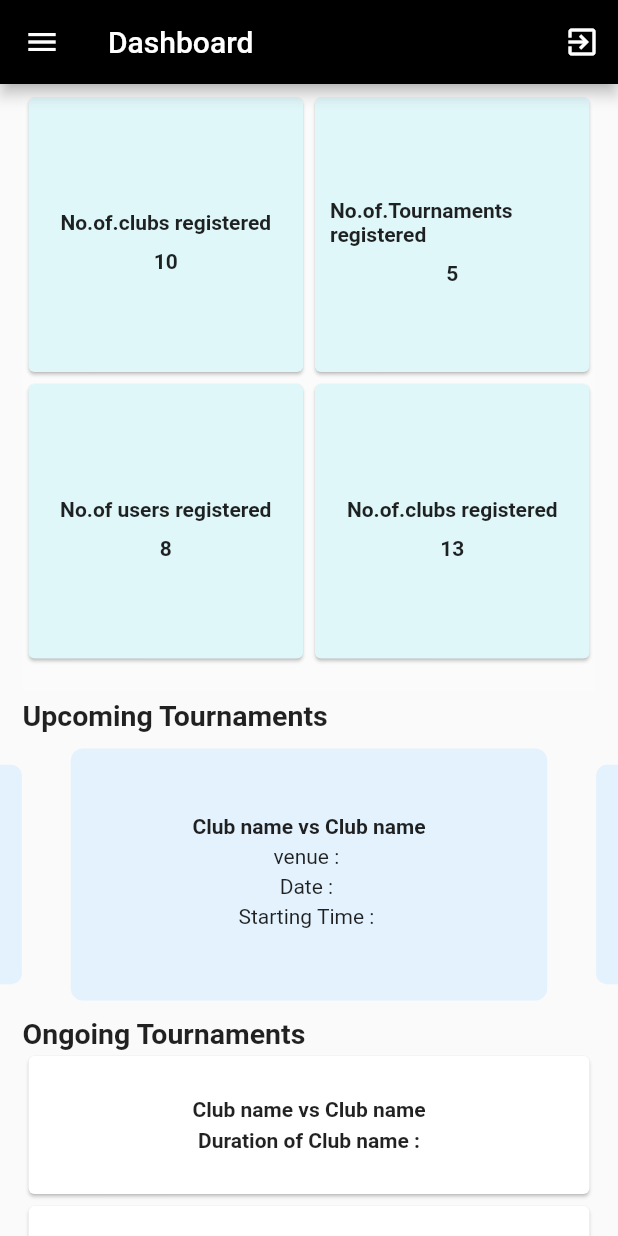
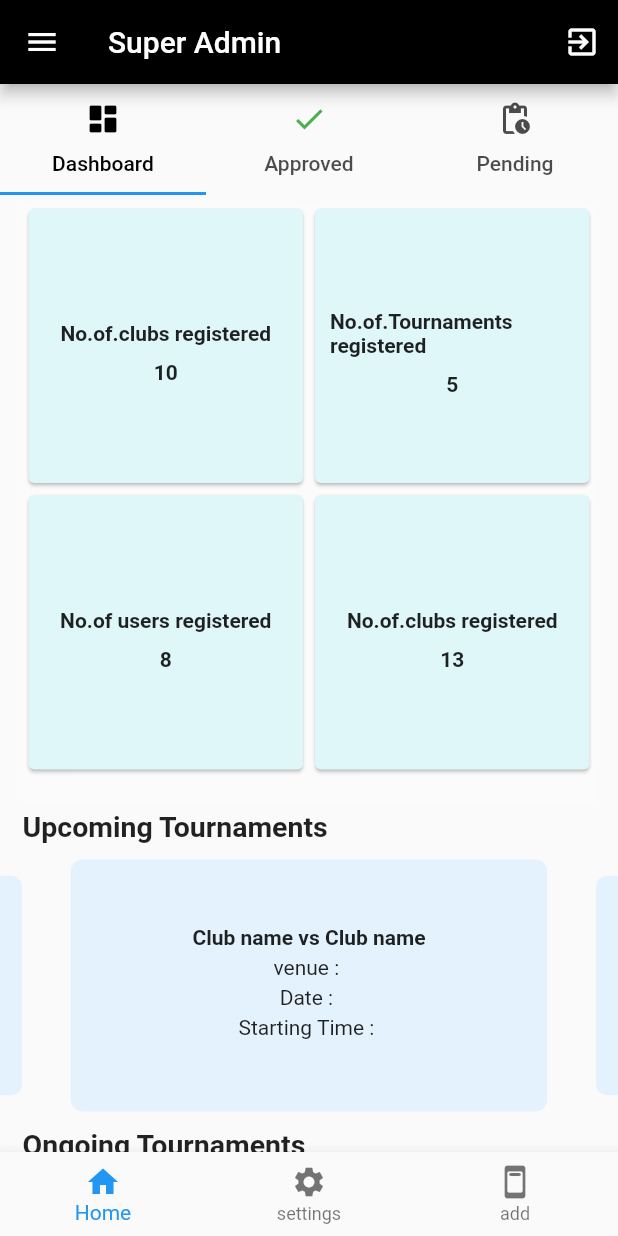
Before and after one commit to fliersclub/FliersClub, a Flutter app: the AdminDashboard screen opened directly, on a phone screen of 412 x 824 dp. Run offline on Flutter 3.47's test engine with Material 2 defaults, Android fonts, the phone set to English and light mode, and no system bars; drawn by our look-alikes of carousel_slider; our stand-ins replace cloud_firestore, firebase_auth, firebase_core, stop_watch_timer; accounts and stored records are empty.

Commit message:
tab bar and nav bar added in super admin module

```diff
--- /dev/null
+++ b/lib/screens/Admin_Screens/add_screen.dart
@@ -0,0 +1,14 @@
+import 'package:flutter/material.dart';
+import 'package:flutter/src/widgets/container.dart';
+import 'package:flutter/src/widgets/framework.dart';
+
+class AddScreen extends StatelessWidget {
+  const AddScreen({super.key});
+
+  @override
+  Widget build(BuildContext context) {
+    return Scaffold(
+      body: Center(child: Text('Settings Page')),
+    );
+  }
+}
--- /dev/null
+++ b/lib/screens/Admin_Screens/admin_dashboard_screen.dart
@@ -0,0 +1,104 @@
+import 'package:carousel_slider/carousel_slider.dart';
+import 'package:firebase_auth/firebase_auth.dart';
+import 'package:firebase_core/firebase_core.dart';
+import 'package:fliersclub/screens/Admin_Screens/add_screen.dart';
+import 'package:fliersclub/screens/Admin_Screens/adminhome_screen.dart';
+import 'package:fliersclub/screens/Admin_Screens/approved_screen.dart';
+import 'package:fliersclub/screens/Admin_Screens/pending_screen.dart';
+import 'package:fliersclub/screens/landing_screen.dart';
+import 'package:fliersclub/screens/usersettings_screen.dart';
+import 'package:fliersclub/widgets/dashboard_card.dart';
+import 'package:flutter/material.dart';
+import 'package:flutter/src/widgets/container.dart';
+import 'package:flutter/src/widgets/framework.dart';
+
+class AdminDashboard extends StatefulWidget {
+  const AdminDashboard({super.key});
+
+  @override
+  State<AdminDashboard> createState() => _AdminDashboardState();
+}
+
+class _AdminDashboardState extends State<AdminDashboard> {
+  FirebaseAuth _auth = FirebaseAuth.instance;
+  int _selectedIndex = 0;
+  List _pages = [AdminHome(), SettingScreen(), AddScreen()];
+  @override
+  Widget build(BuildContext context) {
+    return Scaffold(
+      drawer: Drawer(
+          child: ListView(
+        children: [
+          Container(
+              color: Colors.black,
+              height: 250,
+              child: Column(
+                mainAxisAlignment: MainAxisAlignment.center,
+                children: const [
+                  Center(
+                    child: CircleAvatar(
+                      radius: 50,
+                      backgroundColor: Colors.white,
+                    ),
+                  ),
+                  SizedBox(
+                    height: 8,
+                  ),
+                  Text(
+                    'Super Admin',
+                    style: TextStyle(color: Colors.white),
+                  )
+                ],
+              )),
+          const ListTile(
+            title:
+                Text('Settings', style: TextStyle(fontWeight: FontWeight.bold)),
+          ),
+          Divider(),
+          ListTile(
+            title: Text('ClubUser Management',
+                style: TextStyle(fontWeight: FontWeight.bold)),
+          ),
+          Divider(),
+        ],
+      )),
+      appBar: AppBar(
+        actions: [
+          IconButton(
+              onPressed: () {
+                _auth.signOut();
+                Navigator.of(context).pushAndRemoveUntil(
+                    MaterialPageRoute(builder: (context) => LandingScreen()),
+                    (Route<dynamic> route) => false);
+              },
+              icon: Icon(Icons.exit_to_app))
+        ],
+        title: Text('Super Admin'),
+        backgroundColor: Colors.black,
+      ),
+      body: _pages[_selectedIndex],
+      bottomNavigationBar: BottomNavigationBar(
+          onTap: (value) {
+            setState(() {
+              _selectedIndex = value;
+            });
+          },
+          currentIndex: _selectedIndex,
+          items: [
+            BottomNavigationBarItem(
+                icon: Icon(
+                  Icons.home,
+                ),
+                label: 'Home'),
+            BottomNavigationBarItem(
+                icon: Icon(Icons.settings), label: 'settings'),
+            BottomNavigationBarItem(
+              icon: Icon(
+                Icons.ad_units_rounded,
+              ),
+              label: 'add',
+            )
+          ]),
+    );
+  }
+}
--- /dev/null
+++ b/lib/screens/Admin_Screens/adminhome_screen.dart
@@ -0,0 +1,45 @@
+import 'package:carousel_slider/carousel_slider.dart';
+import 'package:fliersclub/screens/Admin_Screens/approved_screen.dart';
+import 'package:fliersclub/screens/Admin_Screens/dash_screen.dart';
+import 'package:fliersclub/screens/Admin_Screens/pending_screen.dart';
+import 'package:fliersclub/widgets/dashboard_card.dart';
+import 'package:flutter/src/widgets/container.dart';
+import 'package:flutter/src/widgets/framework.dart';
+import 'package:flutter/material.dart';
+
+class AdminHome extends StatefulWidget {
+  const AdminHome({super.key});
+
+  @override
+  State<AdminHome> createState() => _AdminHomeState();
+}
+
+class _AdminHomeState extends State<AdminHome> {
+  @override
+  Widget build(BuildContext context) {
+    return DefaultTabController(
+      length: 3,
+      child: Scaffold(
+          appBar: TabBar(labelColor: Colors.black, tabs: [
+            Tab(
+              icon: Icon(Icons.dashboard_rounded),
+              text: 'Dashboard',
+            ),
+            Tab(
+              text: 'Approved',
+              icon: Icon(
+                Icons.check,
+                color: Colors.green,
+              ),
+            ),
+            Tab(
+              icon: Icon(Icons.pending_actions_outlined),
+              text: 'Pending',
+            )
+          ]),
+          body: TabBarView(
+            children: [DashScreen(), ApprovedScreen(), PendingScreen()],
+          )),
+    );
+  }
+}
--- /dev/null
+++ b/lib/screens/Admin_Screens/approved_screen.dart
@@ -0,0 +1,22 @@
+import 'package:flutter/material.dart';
+import 'package:flutter/src/widgets/container.dart';
+import 'package:flutter/src/widgets/framework.dart';
+
+class ApprovedScreen extends StatefulWidget {
+  const ApprovedScreen({super.key});
+
+  @override
+  State<ApprovedScreen> createState() => _ApprovedScreenState();
+}
+
+class _ApprovedScreenState extends State<ApprovedScreen> {
+  @override
+  Widget build(BuildContext context) {
+    return Scaffold(
+      body: Center(
+          child: Text(
+        'APPROVED CLUBS',
+      )),
+    );
+  }
+}
--- /dev/null
+++ b/lib/screens/Admin_Screens/dash_screen.dart
@@ -0,0 +1,142 @@
+import 'package:carousel_slider/carousel_slider.dart';
+import 'package:fliersclub/widgets/dashboard_card.dart';
+import 'package:flutter/material.dart';
+import 'package:flutter/src/widgets/container.dart';
+import 'package:flutter/src/widgets/framework.dart';
+
+class DashScreen extends StatefulWidget {
+  const DashScreen({super.key});
+
+  @override
+  State<DashScreen> createState() => _DashScreenState();
+}
+
+class _DashScreenState extends State<DashScreen> {
+  @override
+  Widget build(BuildContext context) {
+    return ListView(
+      children: [
+        Column(children: [
+          Padding(
+            padding: const EdgeInsets.symmetric(horizontal: 15, vertical: 5),
+            child: Container(
+              width: double.infinity,
+              color: Colors.white12,
+              height: 400,
+              child: GridView.count(
+                crossAxisCount: 2,
+                children: [
+                  DashboardCard(title: 'No.of.clubs registered', count: '10'),
+                  DashboardCard(
+                      title: 'No.of.Tournaments registered', count: '5'),
+                  DashboardCard(title: 'No.of users registered', count: '8'),
+                  DashboardCard(title: 'No.of.clubs registered', count: '13'),
+                ],
+              ),
+            ),
+          )
+        ]),
+        Container(
+          padding: EdgeInsets.symmetric(horizontal: 15),
+          child: Text(
+            'Upcoming Tournaments',
+            style: TextStyle(fontWeight: FontWeight.bold, fontSize: 19),
+          ),
+        ),
+        Padding(
+          padding: const EdgeInsets.symmetric(vertical: 5),
+          child: CarouselSlider(
+            items: [
+              Container(
+                width: double.infinity,
+                child: Column(
+                    mainAxisAlignment: MainAxisAlignment.center,
+                    children: [
+                      Text(
+                        'Club name vs Club name',
+                        style: TextStyle(fontWeight: FontWeight.bold),
+                      ),
+                      SizedBox(
+                        height: 4,
+                      ),
+                      Text('venue : '),
+                      SizedBox(
+                        height: 4,
+                      ),
+                      Text('Date : '),
+                      SizedBox(
+                        height: 4,
+                      ),
+                      Text('Starting Time : '),
+                      SizedBox(
+                        height: 4,
+                      ),
+                    ]),
+                margin: EdgeInsets.all(6.0),
+                decoration: BoxDecoration(
+                  color: Colors.blue[50],
+                  borderRadius: BorderRadius.circular(8.0),
+                ),
+              ),
+            ],
+            options: CarouselOptions(
+              viewportFraction: 0.8,
+              enableInfiniteScroll: true,
+              height: 180.0,
+              enlargeCenterPage: true,
+              autoPlay: true,
+              aspectRatio: 16 / 9,
+            ),
+          ),
+        ),
+        Container(
+          padding: EdgeInsets.symmetric(horizontal: 15),
+          child: Text(
+            'Ongoing Tournaments',
+            style: TextStyle(fontWeight: FontWeight.bold, fontSize: 19),
+          ),
+        ),
+        Container(
+            height: 100,
+            padding: EdgeInsets.symmetric(horizontal: 15),
+            child: Card(
+              child: Column(
+                  mainAxisAlignment: MainAxisAlignment.center,
+                  children: [
+                    Text(
+                      'Club name vs Club name',
+                      style: TextStyle(fontWeight: FontWeight.bold),
+                    ),
+                    SizedBox(
+                      height: 5,
+                    ),
+                    Text(
+                      'Duration of Club name :',
+                      style: TextStyle(fontWeight: FontWeight.bold),
+                    ),
+                  ]),
+            )),
+        Container(
+            height: 100,
+            padding: EdgeInsets.symmetric(horizontal: 15),
+            child: Card(
+              child: Column(
+                  mainAxisAlignment: MainAxisAlignment.center,
+                  children: [
+                    Text(
+                      'Club name vs Club name',
+                      style: TextStyle(fontWeight: FontWeight.bold),
+                    ),
+                    SizedBox(
+                      height: 5,
+                    ),
+                    Text(
+                      'Duration of Club name :',
+                      style: TextStyle(fontWeight: FontWeight.bold),
+                    ),
+                  ]),
+            )),
+      ],
+    );
+  }
+}
--- /dev/null
+++ b/lib/screens/Admin_Screens/pending_screen.dart
@@ -0,0 +1,19 @@
+import 'package:flutter/material.dart';
+import 'package:flutter/src/widgets/container.dart';
+import 'package:flutter/src/widgets/framework.dart';
+
+class PendingScreen extends StatefulWidget {
+  const PendingScreen({super.key});
+
+  @override
+  State<PendingScreen> createState() => _PendingScreenState();
+}
+
+class _PendingScreenState extends State<PendingScreen> {
+  @override
+  Widget build(BuildContext context) {
+    return Scaffold(
+      body: Center(child: Text('PENDING CLUBS')),
+    );
+  }
+}
--- /dev/null
+++ b/lib/screens/Admin_Screens/settings_screen.dart
@@ -0,0 +1,14 @@
+import 'package:flutter/material.dart';
+import 'package:flutter/src/widgets/container.dart';
+import 'package:flutter/src/widgets/framework.dart';
+
+class SettingsScreen extends StatelessWidget {
+  const SettingsScreen({super.key});
+
+  @override
+  Widget build(BuildContext context) {
+    return Scaffold(
+      body: Center(child: Text('Settings Page')),
+    );
+  }
+}
--- a/lib/screens/admin_dashboard_screen.dart
+++ /dev/null
@@ -1,198 +0,0 @@
-import 'package:carousel_slider/carousel_slider.dart';
-import 'package:firebase_auth/firebase_auth.dart';
-import 'package:firebase_core/firebase_core.dart';
-import 'package:fliersclub/screens/landing_screen.dart';
-import 'package:fliersclub/widgets/dashboard_card.dart';
-import 'package:flutter/material.dart';
-import 'package:flutter/src/widgets/container.dart';
-import 'package:flutter/src/widgets/framework.dart';
-
-class AdminDashboard extends StatefulWidget {
-  const AdminDashboard({super.key});
-
-  @override
-  State<AdminDashboard> createState() => _AdminDashboardState();
-}
-
-class _AdminDashboardState extends State<AdminDashboard> {
-  FirebaseAuth _auth = FirebaseAuth.instance;
-  @override
-  Widget build(BuildContext context) {
-    return Scaffold(
-      drawer: Drawer(
-          child: ListView(
-        children: [
-          Container(
-              color: Colors.black,
-              height: 250,
-              child: Column(
-                mainAxisAlignment: MainAxisAlignment.center,
-                children: [
-                  Center(
-                    child: CircleAvatar(
-                      radius: 50,
-                      backgroundColor: Colors.white,
-                    ),
-                  ),
-                  SizedBox(
-                    height: 8,
-                  ),
-                  Text(
-                    'Super Admin',
-                    style: TextStyle(color: Colors.white),
-                  )
-                ],
-              )),
-          ListTile(
-            title:
-                Text('Settings', style: TextStyle(fontWeight: FontWeight.bold)),
-          ),
-          Divider(),
-          ListTile(
-            title: Text('ClubUser Management',
-                style: TextStyle(fontWeight: FontWeight.bold)),
-          ),
-          Divider(),
-        ],
-      )),
-      appBar: AppBar(
-        actions: [
-          IconButton(
-              onPressed: () {
-                _auth.signOut();
-                Navigator.of(context).pushAndRemoveUntil(
-                    MaterialPageRoute(builder: (context) => LandingScreen()),
-                    (Route<dynamic> route) => false);
-              },
-              icon: Icon(Icons.exit_to_app))
-        ],
-        title: Text('Dashboard'),
-        backgroundColor: Colors.black,
-      ),
-      body: ListView(
-        children: [
-          Column(children: [
-            Padding(
-              padding: const EdgeInsets.symmetric(horizontal: 15, vertical: 5),
-              child: Container(
-                width: double.infinity,
-                color: Colors.white12,
-                height: 400,
-                child: GridView.count(
-                  crossAxisCount: 2,
-                  children: [
-                    DashboardCard(title: 'No.of.clubs registered', count: '10'),
-                    DashboardCard(
-                        title: 'No.of.Tournaments registered', count: '5'),
-                    DashboardCard(title: 'No.of users registered', count: '8'),
-                    DashboardCard(title: 'No.of.clubs registered', count: '13'),
-                  ],
-                ),
-              ),
-            )
-          ]),
-          Container(
-            padding: EdgeInsets.symmetric(horizontal: 15),
-            child: Text(
-              'Upcoming Tournaments',
-              style: TextStyle(fontWeight: FontWeight.bold, fontSize: 19),
-            ),
-          ),
-          Padding(
-            padding: const EdgeInsets.symmetric(vertical: 5),
-            child: CarouselSlider(
-              items: [
-                Container(
-                  width: double.infinity,
-                  child: Column(
-                      mainAxisAlignment: MainAxisAlignment.center,
-                      children: [
-                        Text(
-                          'Club name vs Club name',
-                          style: TextStyle(fontWeight: FontWeight.bold),
-                        ),
-                        SizedBox(
-                          height: 4,
-                        ),
-                        Text('venue : '),
-                        SizedBox(
-                          height: 4,
-                        ),
-                        Text('Date : '),
-                        SizedBox(
-                          height: 4,
-                        ),
-                        Text('Starting Time : '),
-                        SizedBox(
-                          height: 4,
-                        ),
-                      ]),
-                  margin: EdgeInsets.all(6.0),
-                  decoration: BoxDecoration(
-                    color: Colors.blue[50],
-                    borderRadius: BorderRadius.circular(8.0),
-                  ),
-                ),
-              ],
-              options: CarouselOptions(
-                viewportFraction: 0.8,
-                enableInfiniteScroll: true,
-                height: 180.0,
-                enlargeCenterPage: true,
-                autoPlay: true,
-                aspectRatio: 16 / 9,
-              ),
-            ),
-          ),
-          Container(
-            padding: EdgeInsets.symmetric(horizontal: 15),
-            child: Text(
-              'Ongoing Tournaments',
-              style: TextStyle(fontWeight: FontWeight.bold, fontSize: 19),
-            ),
-          ),
-          Container(
-              height: 100,
-              padding: EdgeInsets.symmetric(horizontal: 15),
-              child: Card(
-                child: Column(
-                    mainAxisAlignment: MainAxisAlignment.center,
-                    children: [
-                      Text(
-                        'Club name vs Club name',
-                        style: TextStyle(fontWeight: FontWeight.bold),
-                      ),
-                      SizedBox(
-                        height: 5,
-                      ),
-                      Text(
-                        'Duration of Club name :',
-                        style: TextStyle(fontWeight: FontWeight.bold),
-                      ),
-                    ]),
-              )),
-          Container(
-              height: 100,
-              padding: EdgeInsets.symmetric(horizontal: 15),
-              child: Card(
-                child: Column(
-                    mainAxisAlignment: MainAxisAlignment.center,
-                    children: [
-                      Text(
-                        'Club name vs Club name',
-                        style: TextStyle(fontWeight: FontWeight.bold),
-                      ),
-                      SizedBox(
-                        height: 5,
-                      ),
-                      Text(
-                        'Duration of Club name :',
-                        style: TextStyle(fontWeight: FontWeight.bold),
-                      ),
-                    ]),
-              )),
-        ],
-      ),
-    );
-  }
-}
--- a/lib/screens/login_screen.dart
+++ b/lib/screens/login_screen.dart
@@ -1,7 +1,7 @@
 import 'package:cloud_firestore/cloud_firestore.dart';
 import 'package:firebase_auth/firebase_auth.dart';
 import 'package:firebase_core/firebase_core.dart';
-import 'package:fliersclub/screens/admin_dashboard_screen.dart';
+import 'package:fliersclub/screens/Admin_Screens/admin_dashboard_screen.dart';
 import 'package:fliersclub/screens/tournament_screen1.dart';
 import 'package:fliersclub/services/auth_methods.dart';
 import 'package:fliersclub/widgets/textformfield.dart';
--- a/lib/screens/tournament_screen1.dart
+++ b/lib/screens/tournament_screen1.dart
@@ -108,8 +108,8 @@ class _TournamentScreen1State extends State<TournamentScreen1> {
                   style: ElevatedButton.styleFrom(
                       backgroundColor: Colors.deepPurple),
                   onPressed: () {},
-                  icon: Icon(Icons.add),
-                  label: Text('Tournament'),
+                  icon: const Icon(Icons.add),
+                  label: const Text('Tournament'),
                 ),
               )
             ]),
```
